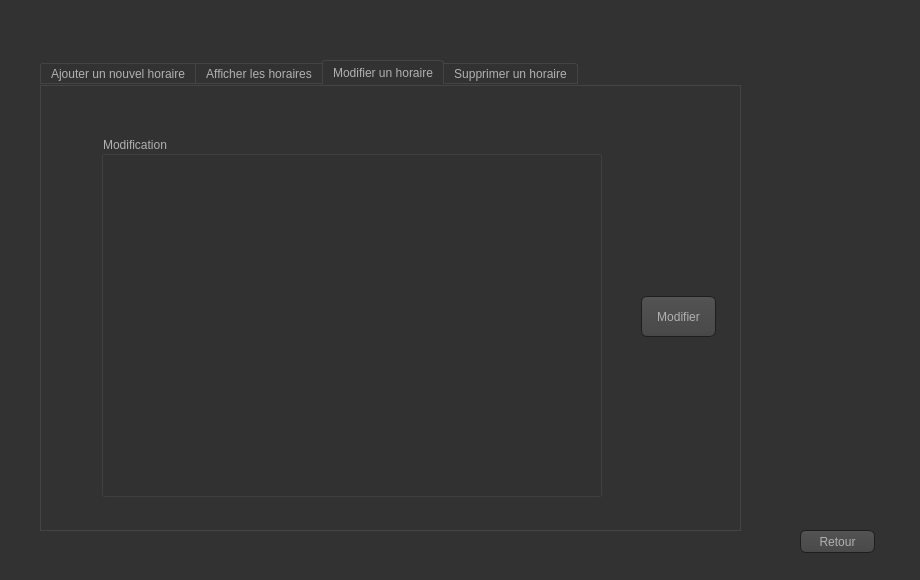
This is crud_horaire.ui in hanenjabnoun-Esprit-2019/Smart_Police_Station_2A26 as Qt 5 draws it before an edit. The edited form follows.
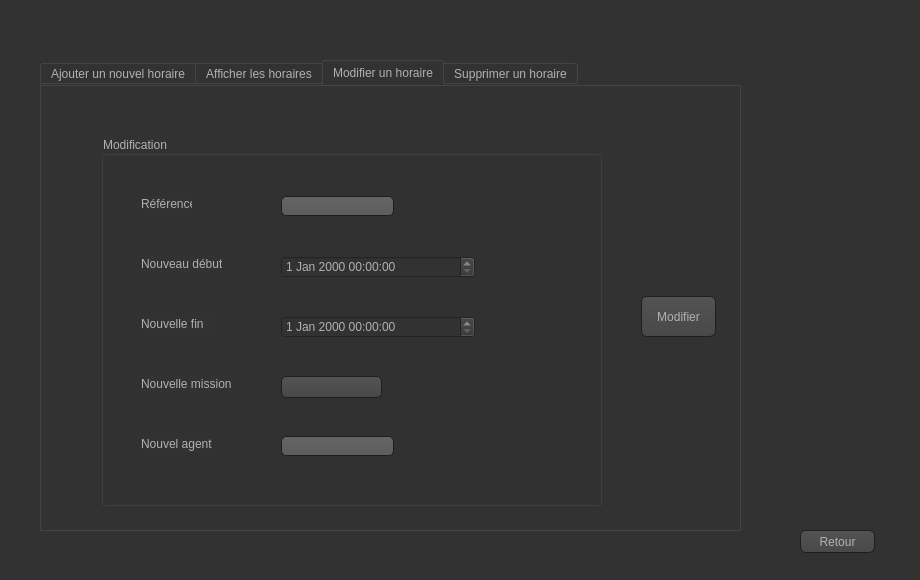
This is the edited form. The open tabs and pages were chosen to show the change. Icons and pictures are not drawn.

Patch:
```diff
--- a/crud_horaire.ui
+++ b/crud_horaire.ui
@@ -670,12 +670,133 @@
        <x>60</x>
        <y>50</y>
        <width>501</width>
-       <height>361</height>
+       <height>370</height>
       </rect>
      </property>
      <property name="title">
       <string>Modification</string>
      </property>
+     <widget class="QLabel" name="label_7">
+      <property name="geometry">
+       <rect>
+        <x>40</x>
+        <y>60</y>
+        <width>51</width>
+        <height>16</height>
+       </rect>
+      </property>
+      <property name="text">
+       <string>Référence</string>
+      </property>
+     </widget>
+     <widget class="QLabel" name="label_8">
+      <property name="geometry">
+       <rect>
+        <x>40</x>
+        <y>120</y>
+        <width>81</width>
+        <height>16</height>
+       </rect>
+      </property>
+      <property name="text">
+       <string>Nouveau début</string>
+      </property>
+     </widget>
+     <widget class="QLabel" name="label_9">
+      <property name="geometry">
+       <rect>
+        <x>40</x>
+        <y>180</y>
+        <width>71</width>
+        <height>16</height>
+       </rect>
+      </property>
+      <property name="text">
+       <string>Nouvelle fin</string>
+      </property>
+     </widget>
+     <widget class="QLabel" name="label_10">
+      <property name="geometry">
+       <rect>
+        <x>40</x>
+        <y>240</y>
+        <width>91</width>
+        <height>16</height>
+       </rect>
+      </property>
+      <property name="text">
+       <string>Nouvelle mission</string>
+      </property>
+     </widget>
+     <widget class="QLabel" name="label_11">
+      <property name="geometry">
+       <rect>
+        <x>40</x>
+        <y>300</y>
+        <width>71</width>
+        <height>16</height>
+       </rect>
+      </property>
+      <property name="text">
+       <string>Nouvel agent</string>
+      </property>
+     </widget>
+     <widget class="QLineEdit" name="lineEdit_RefHorModif">
+      <property name="geometry">
+       <rect>
+        <x>180</x>
+        <y>60</y>
+        <width>113</width>
+        <height>20</height>
+       </rect>
+      </property>
+      <property name="maxLength">
+       <number>10</number>
+      </property>
+     </widget>
+     <widget class="QLineEdit" name="lineEdit_AgentHorModif">
+      <property name="geometry">
+       <rect>
+        <x>180</x>
+        <y>300</y>
+        <width>113</width>
+        <height>20</height>
+       </rect>
+      </property>
+      <property name="maxLength">
+       <number>10</number>
+      </property>
+     </widget>
+     <widget class="QComboBox" name="comboBox_MissionHorModif">
+      <property name="geometry">
+       <rect>
+        <x>180</x>
+        <y>240</y>
+        <width>101</width>
+        <height>22</height>
+       </rect>
+      </property>
+     </widget>
+     <widget class="QDateTimeEdit" name="dateTimeEdit_DebutHorModif">
+      <property name="geometry">
+       <rect>
+        <x>180</x>
+        <y>120</y>
+        <width>194</width>
+        <height>22</height>
+       </rect>
+      </property>
+     </widget>
+     <widget class="QDateTimeEdit" name="dateTimeEdit_FinHorModif">
+      <property name="geometry">
+       <rect>
+        <x>180</x>
+        <y>180</y>
+        <width>194</width>
+        <height>22</height>
+       </rect>
+      </property>
+     </widget>
     </widget>
     <widget class="QPushButton" name="pushButton_ModifHoraire">
      <property name="geometry">
```
Left out of the diff: 42 changed lines with no effect on the pictures.
